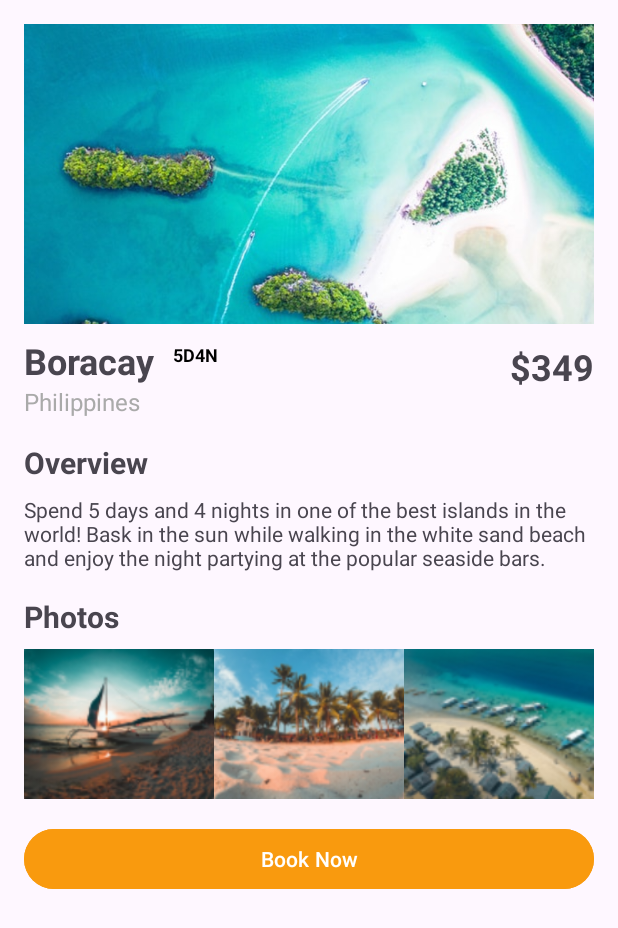
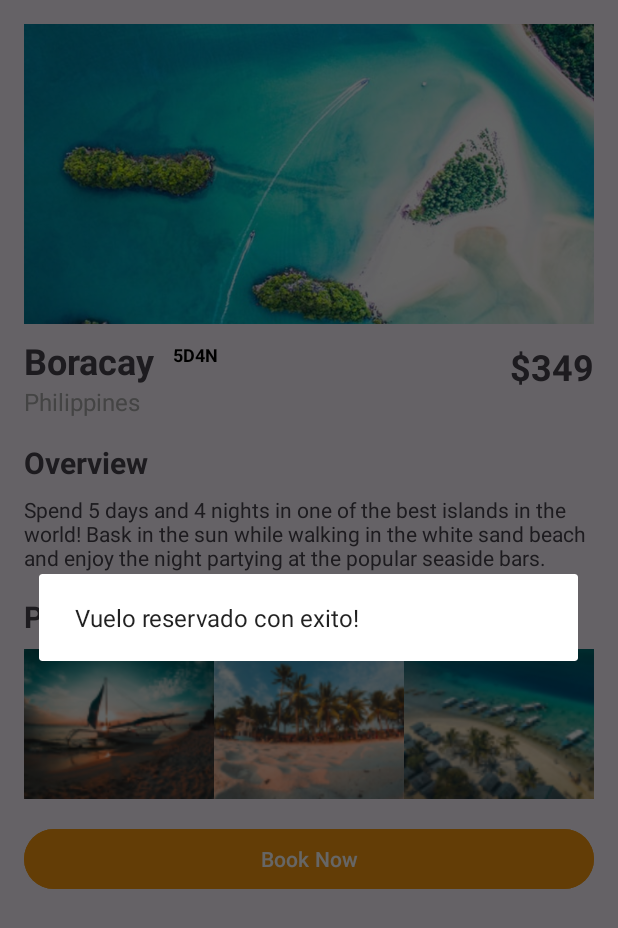
Before and after one commit to TomasMallo22/TP3FickleFlightGrupo3, an Android app: the fragment FlightDetailFragment shown on its own in the app's theme, after a tap on "Book Now", on a phone screen of 412 x 824 dp. Shown: the top 928 px of the screen. Run offline under Robolectric (Android 15) with nearby library versions, the phone set to English and light mode, and no system bars; our stand-ins replace data binding.

Commit message:
reservationMessage al apretar book now

```diff
--- a/app/src/main/java/com/example/tp3fickleflightgrupo3/ui/flightDetail/FlightDetailFragment.kt
+++ b/app/src/main/java/com/example/tp3fickleflightgrupo3/ui/flightDetail/FlightDetailFragment.kt
@@ -1,5 +1,6 @@
 package com.example.tp3fickleflightgrupo3.ui.flightDetail
 
+import android.app.AlertDialog
 import android.os.Bundle
 import android.view.LayoutInflater
 import android.view.View
@@ -8,8 +9,11 @@ import android.widget.Toast
 import androidx.fragment.app.Fragment
 import androidx.fragment.app.viewModels
 import androidx.lifecycle.Observer
+import com.example.tp3fickleflightgrupo3.R
 import com.example.tp3fickleflightgrupo3.databinding.FragmentFlightDetailBinding
+import java.util.logging.Handler
 
+@Suppress("DEPRECATION")
 class FlightDetailFragment : Fragment() {
     private var _binding: FragmentFlightDetailBinding? = null
     private val binding get() = _binding!!
@@ -36,10 +40,20 @@ class FlightDetailFragment : Fragment() {
         })
         // Set button click listener
         binding.bookNowButton.setOnClickListener {
-            // Handle button click
+            showReservationSuccessMessage()
         }
     }
 
+    private fun showReservationSuccessMessage() {
+        val alertDialog = AlertDialog.Builder(requireContext())
+            .setMessage(getString(R.string.msg_vuelo))
+            .create()
+        alertDialog.show()
+
+        android.os.Handler().postDelayed({
+            alertDialog.dismiss()
+        }, 3000)
+    }
     override fun onDestroyView() {
         super.onDestroyView()
         _binding = null
--- a/app/src/main/res/values/strings.xml
+++ b/app/src/main/res/values/strings.xml
@@ -11,4 +11,5 @@
     <string name="Descripcion">Spend 5 days and 4 nights in one of the best islands in the world! Bask in the sun while walking in the white sand beach and enjoy the night partying at the popular seaside bars.</string>
     <string name="boracay">Boracay</string>
     <string name="_5d4n">5D4N</string>
+    <string name="msg_vuelo">Vuelo reservado con exito!</string>
 </resources>
```
